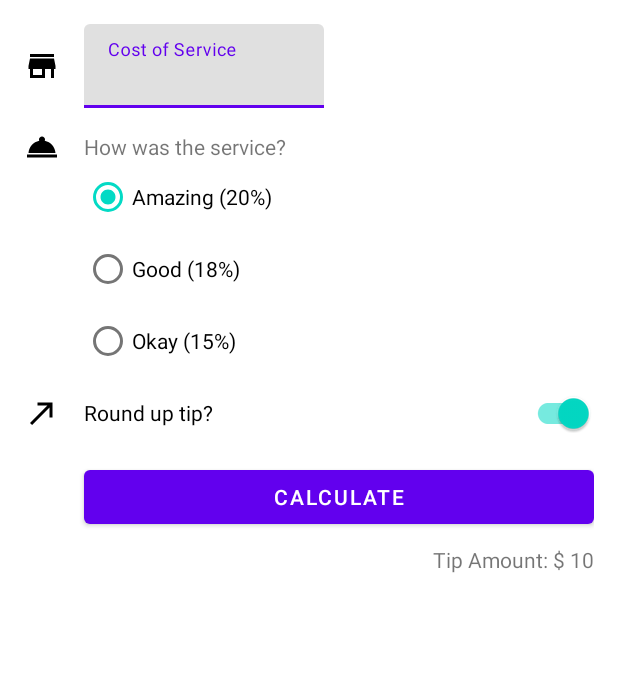
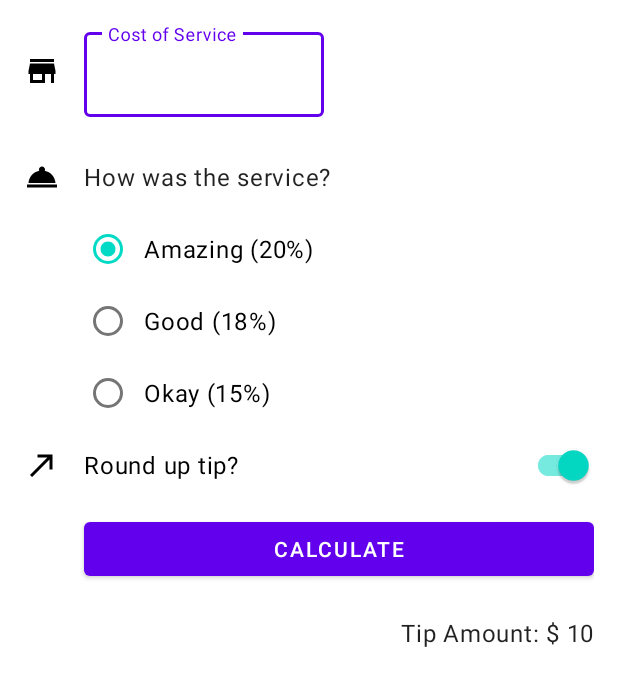
Before and after one commit to NaturalBug/tip-time, an Android app: the layout activity_main.xml on its own in the app's theme, with its tools: preview values and no code run, on a phone screen of 412 x 824 dp. Shown: the top 686 px of the screen. Run offline under Robolectric (Android 15) with nearby library versions, the phone set to English and light mode, and no system bars.

Commit message:
feat: use styles and themes

```diff
--- a/app/src/main/res/layout/activity_main.xml
+++ b/app/src/main/res/layout/activity_main.xml
@@ -45,6 +45,7 @@
 
     <TextView
         android:id="@+id/service_question"
+        style="@style/Widget.TipTime.TextView"
         android:layout_width="wrap_content"
         android:layout_height="wrap_content"
         android:layout_marginStart="16dp"
@@ -114,6 +115,7 @@
 
     <TextView
         android:id="@+id/tip_result"
+        style="@style/Widget.TipTime.TextView"
         android:layout_width="wrap_content"
         android:layout_height="wrap_content"
         android:layout_marginTop="8dp"
--- a/app/src/main/res/values-night/themes.xml
+++ b/app/src/main/res/values-night/themes.xml
@@ -12,5 +12,13 @@
         <!-- Status bar color. -->
         <item name="android:statusBarColor" tools:targetApi="l">?attr/colorPrimaryVariant</item>
         <!-- Customize your theme here. -->
+
+        <!-- Text input fields -->
+        <item name="textInputStyle">@style/Widget.MaterialComponents.TextInputLayout.OutlinedBox
+        </item>
+        <!--  Radio buttons -->
+        <item name="radioButtonStyle">@style/Widget.TipTime.CompoundButton.RadioButton</item>
+        <!--  Switches -->
+        <item name="switchStyle">@style/Widget.TipTime.CompoundButton.Switch</item>
     </style>
 </resources>
--- /dev/null
+++ b/app/src/main/res/values/dimens.xml
@@ -0,0 +1,4 @@
+<?xml version="1.0" encoding="utf-8"?>
+<resources>
+    <dimen name="min_text_height">48dp</dimen>
+</resources>
--- /dev/null
+++ b/app/src/main/res/values/styles.xml
@@ -0,0 +1,20 @@
+<?xml version="1.0" encoding="utf-8"?>
+<resources>
+
+    <style name="Widget.TipTime.TextView" parent="Widget.MaterialComponents.TextView">
+        <item name="android:minHeight">@dimen/min_text_height</item>
+        <item name="android:gravity">center_vertical</item>
+        <item name="android:textAppearance">?attr/textAppearanceBody1</item>
+    </style>
+
+    <style name="Widget.TipTime.CompoundButton.Switch" parent="Widget.MaterialComponents.CompoundButton.Switch">
+        <item name="android:minHeight">@dimen/min_text_height</item>
+        <item name="android:gravity">center_vertical</item>
+        <item name="android:textAppearance">?attr/textAppearanceBody1</item>
+    </style>
+
+    <style name="Widget.TipTime.CompoundButton.RadioButton" parent="Widget.MaterialComponents.CompoundButton.RadioButton">
+        <item name="android:paddingStart">8dp</item>
+        <item name="android:textAppearance">?attr/textAppearanceBody1</item>
+    </style>
+</resources>
--- a/app/src/main/res/values/themes.xml
+++ b/app/src/main/res/values/themes.xml
@@ -12,5 +12,13 @@
         <!-- Status bar color. -->
         <item name="android:statusBarColor" tools:targetApi="l">?attr/colorPrimaryVariant</item>
         <!-- Customize your theme here. -->
+
+        <!-- Text input fields -->
+        <item name="textInputStyle">@style/Widget.MaterialComponents.TextInputLayout.OutlinedBox
+        </item>
+        <!--  Radio buttons -->
+        <item name="radioButtonStyle">@style/Widget.TipTime.CompoundButton.RadioButton</item>
+        <!--  Switches -->
+        <item name="switchStyle">@style/Widget.TipTime.CompoundButton.Switch</item>
     </style>
 </resources>
```
